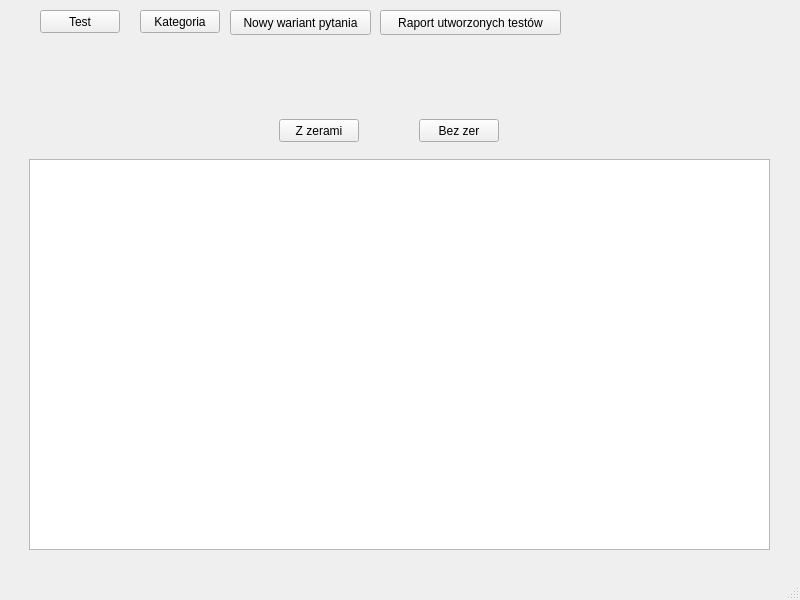
Qt form mainwindow.ui (Charlie789/Quiz) before a commit.
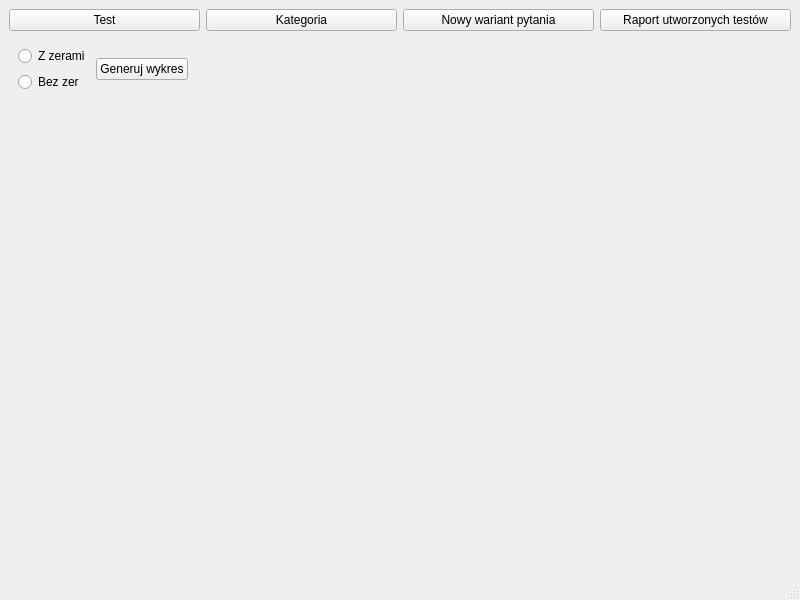
The same form after that commit. The open tabs and pages were chosen to show the change.

Commit message: Dodanie wykresów kołowych z ilościa stworzonych pytań

Patch:
```diff
--- a/mainwindow.ui
+++ b/mainwindow.ui
@@ -14,41 +14,9 @@
    <string>MainWindow</string>
   </property>
   <widget class="QWidget" name="centralwidget">
-   <widget class="QPushButton" name="test_push_button">
-    <property name="geometry">
-     <rect>
-      <x>40</x>
-      <y>10</y>
-      <width>80</width>
-      <height>23</height>
-     </rect>
-    </property>
-    <property name="text">
-     <string>Test</string>
-    </property>
-   </widget>
-   <widget class="QPushButton" name="category_push_button">
-    <property name="geometry">
-     <rect>
-      <x>140</x>
-      <y>10</y>
-      <width>80</width>
-      <height>23</height>
-     </rect>
-    </property>
-    <property name="text">
-     <string>Kategoria</string>
-    </property>
-   </widget>
+   <layout class="QGridLayout" name="gridLayout">
+    <item row="1" column="0" colspan="4">
    <widget class="QStackedWidget" name="stacked_widget">
-    <property name="geometry">
-     <rect>
-      <x>9</x>
-      <y>89</y>
-      <width>791</width>
-      <height>481</height>
-     </rect>
-    </property>
     <widget class="QWidget" name="test_page">
      <widget class="QTableView" name="tableView">
       <property name="geometry">
@@ -205,48 +173,45 @@
      </widget>
     </widget>
     <widget class="QWidget" name="raport_questions_page">
-     <widget class="QTableView" name="created_tests_raports_list_view">
-      <property name="geometry">
-       <rect>
-        <x>20</x>
-        <y>70</y>
-        <width>741</width>
-        <height>391</height>
-       </rect>
-      </property>
-      <property name="editTriggers">
-       <set>QAbstractItemView::NoEditTriggers</set>
-      </property>
-      <property name="selectionMode">
-       <enum>QAbstractItemView::SingleSelection</enum>
-      </property>
-     </widget>
-     <widget class="QPushButton" name="with_zeros_push_button">
-      <property name="geometry">
-       <rect>
-        <x>270</x>
-        <y>30</y>
-        <width>80</width>
-        <height>23</height>
-       </rect>
-      </property>
-      <property name="text">
-       <string>Z zerami</string>
-      </property>
-     </widget>
-     <widget class="QPushButton" name="without_zeros_push_button">
-      <property name="geometry">
-       <rect>
-        <x>410</x>
-        <y>30</y>
-        <width>80</width>
-        <height>23</height>
-       </rect>
-      </property>
+       <layout class="QGridLayout" name="gridLayout_3">
+        <item row="1" column="1">
+         <widget class="QRadioButton" name="chart_without_zeros_radio">
       <property name="text">
        <string>Bez zer</string>
       </property>
      </widget>
+        </item>
+        <item row="0" column="1">
+         <widget class="QRadioButton" name="chart_with_zeros_radio">
+          <property name="text">
+           <string>Z zerami</string>
+          </property>
+         </widget>
+        </item>
+        <item row="2" column="1" colspan="3">
+         <widget class="QWidget" name="chart_widget" native="true"/>
+        </item>
+        <item row="0" column="3">
+         <spacer name="horizontalSpacer">
+          <property name="orientation">
+           <enum>Qt::Horizontal</enum>
+          </property>
+          <property name="sizeHint" stdset="0">
+           <size>
+            <width>40</width>
+            <height>20</height>
+           </size>
+          </property>
+         </spacer>
+        </item>
+        <item row="0" column="2" rowspan="2">
+         <widget class="QPushButton" name="generate_chart_pushbutton">
+          <property name="text">
+           <string>Generuj wykres</string>
+          </property>
+         </widget>
+        </item>
+       </layout>
     </widget>
     <widget class="QWidget" name="new_question_variant_page">
      <widget class="QListView" name="variant_question_list_view">
@@ -277,32 +242,36 @@
      </widget>
     </widget>
    </widget>
+    </item>
+    <item row="0" column="2">
    <widget class="QPushButton" name="question_variant_push_button">
-    <property name="geometry">
-     <rect>
-      <x>230</x>
-      <y>10</y>
-      <width>141</width>
-      <height>25</height>
-     </rect>
-    </property>
     <property name="text">
      <string>Nowy wariant pytania</string>
     </property>
    </widget>
+    </item>
+    <item row="0" column="1">
+     <widget class="QPushButton" name="category_push_button">
+      <property name="text">
+       <string>Kategoria</string>
+      </property>
+     </widget>
+    </item>
+    <item row="0" column="0">
+     <widget class="QPushButton" name="test_push_button">
+      <property name="text">
+       <string>Test</string>
+      </property>
+     </widget>
+    </item>
+    <item row="0" column="3">
    <widget class="QPushButton" name="add_question_push_button">
-    <property name="geometry">
-     <rect>
-      <x>380</x>
-      <y>10</y>
-      <width>181</width>
-      <height>25</height>
-     </rect>
-    </property>
     <property name="text">
      <string>Raport utworzonych testów</string>
     </property>
    </widget>
+    </item>
+   </layout>
   </widget>
   <widget class="QMenuBar" name="menubar">
    <property name="geometry">
```
Left out of the diff: 2 changed lines with no effect on the pictures. Lines whose indentation alone changed are shown as unchanged. The commit also changes 4 other files.
